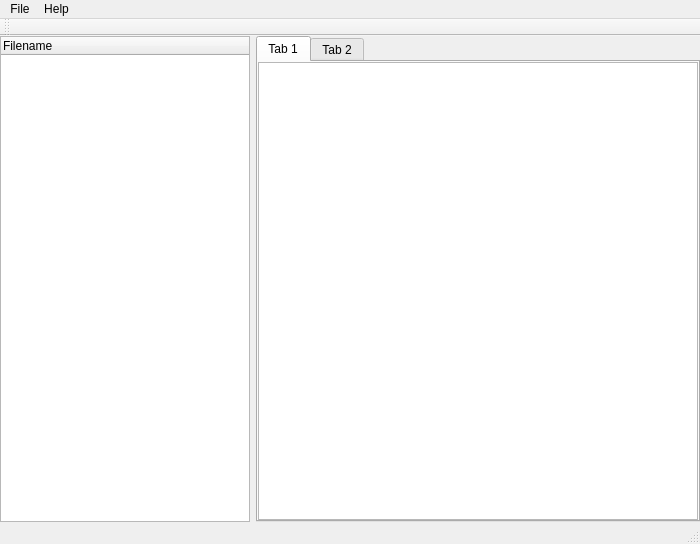
Above: py/pyside-db/mainframe/mainframe.ui from lishnih/lishnih before the change. Below: the same form after it.
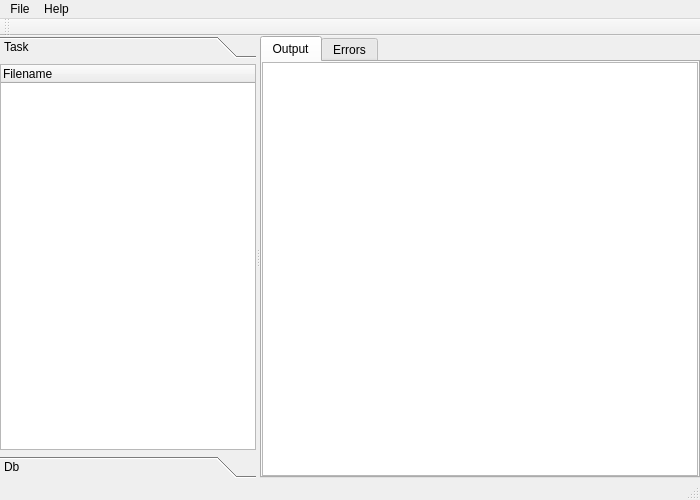
That is the form after the change.

The edit to the form file:
```diff
--- a/py/pyside-db/mainframe/mainframe.ui
+++ b/py/pyside-db/mainframe/mainframe.ui
@@ -7,7 +7,7 @@
     <x>0</x>
     <y>0</y>
     <width>700</width>
-    <height>544</height>
+    <height>500</height>
    </rect>
   </property>
   <property name="windowTitle">
@@ -20,21 +20,61 @@
      <verstretch>0</verstretch>
     </sizepolicy>
    </property>
-   <layout class="QGridLayout" name="gridLayout" columnstretch="0,0">
+   <layout class="QHBoxLayout" name="horizontalLayout">
     <property name="margin">
      <number>0</number>
     </property>
-    <item row="0" column="0">
+    <item>
+     <widget class="QSplitter" name="splitter">
+      <property name="orientation">
+       <enum>Qt::Horizontal</enum>
+      </property>
+      <widget class="QToolBox" name="toolBox">
+       <property name="sizePolicy">
+        <sizepolicy hsizetype="Expanding" vsizetype="Expanding">
+         <horstretch>0</horstretch>
+         <verstretch>0</verstretch>
+        </sizepolicy>
+       </property>
+       <property name="minimumSize">
+        <size>
+         <width>0</width>
+         <height>0</height>
+        </size>
+       </property>
+       <property name="currentIndex">
+        <number>0</number>
+       </property>
+       <widget class="QWidget" name="page1">
+        <property name="geometry">
+         <rect>
+          <x>0</x>
+          <y>0</y>
+          <width>256</width>
+          <height>393</height>
+         </rect>
+        </property>
+        <attribute name="label">
+         <string>Task</string>
+        </attribute>
+        <layout class="QVBoxLayout" name="verticalLayout_3">
+         <property name="spacing">
+          <number>3</number>
+         </property>
+         <property name="margin">
+          <number>0</number>
+         </property>
+         <item>
      <widget class="QTreeWidget" name="tree">
       <property name="sizePolicy">
-       <sizepolicy hsizetype="MinimumExpanding" vsizetype="Expanding">
-        <horstretch>1</horstretch>
+            <sizepolicy hsizetype="Expanding" vsizetype="Expanding">
+             <horstretch>0</horstretch>
         <verstretch>0</verstretch>
        </sizepolicy>
       </property>
       <property name="minimumSize">
        <size>
-        <width>250</width>
+             <width>0</width>
         <height>0</height>
        </size>
       </property>
@@ -45,11 +85,37 @@
       </column>
      </widget>
     </item>
-    <item row="0" column="1">
+        </layout>
+       </widget>
+       <widget class="QWidget" name="page2">
+        <property name="geometry">
+         <rect>
+          <x>0</x>
+          <y>0</y>
+          <width>98</width>
+          <height>73</height>
+         </rect>
+        </property>
+        <attribute name="label">
+         <string>Db</string>
+        </attribute>
+        <layout class="QVBoxLayout" name="verticalLayout_4">
+         <property name="spacing">
+          <number>3</number>
+         </property>
+         <property name="margin">
+          <number>0</number>
+         </property>
+         <item>
+          <widget class="QListWidget" name="listWidget"/>
+         </item>
+        </layout>
+       </widget>
+      </widget>
      <widget class="QTabWidget" name="tab">
       <property name="sizePolicy">
        <sizepolicy hsizetype="Expanding" vsizetype="Expanding">
-        <horstretch>2</horstretch>
+         <horstretch>1</horstretch>
         <verstretch>0</verstretch>
        </sizepolicy>
       </property>
@@ -58,7 +124,7 @@
       </property>
       <widget class="QWidget" name="tab1">
        <attribute name="title">
-        <string>Tab 1</string>
+         <string>Output</string>
        </attribute>
        <layout class="QVBoxLayout" name="verticalLayout">
         <property name="spacing">
@@ -74,7 +140,7 @@
       </widget>
       <widget class="QWidget" name="tab2">
        <attribute name="title">
-        <string>Tab 2</string>
+         <string>Errors</string>
        </attribute>
        <layout class="QVBoxLayout" name="verticalLayout_2">
         <property name="spacing">
@@ -87,6 +153,7 @@
          <widget class="QTextEdit" name="text2"/>
         </item>
        </layout>
+       </widget>
       </widget>
      </widget>
     </item>
```
Lines whose indentation alone changed are shown as unchanged.
